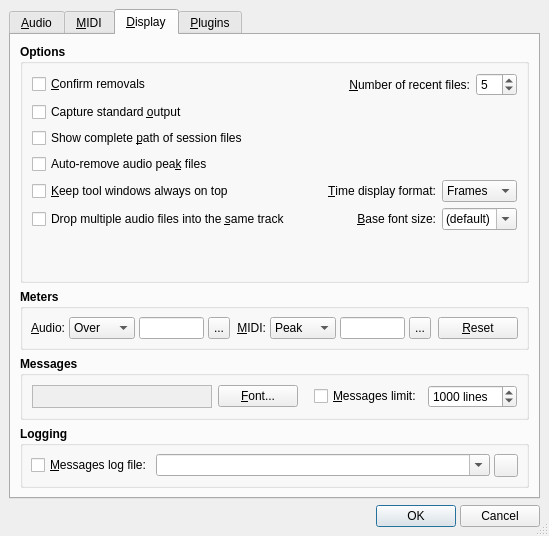
Old version of the form src/qtractorOptionsForm.ui in the repository rncbc/qtractor.
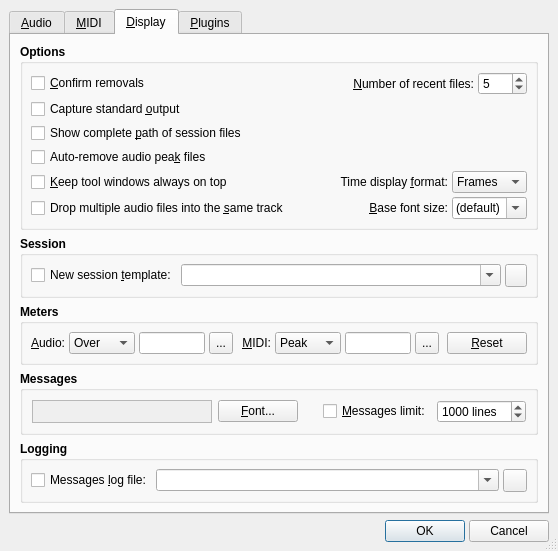
New version of the form. The open tabs and pages were chosen to show the change. Icons and pictures are not drawn.

Commit message:
- Audio clip export/callback stub infrastructure is in place.
- Session file templates make its debut with new usability option,
  on whether new sessions are created based on existing template
  file (see View/Options.../Display/Session/New session template;
  nb. session templates are just regular session files but loaded
  and saved with no media content (no clips nor files).

```diff
--- a/src/qtractorOptionsForm.ui
+++ b/src/qtractorOptionsForm.ui
@@ -1199,13 +1199,39 @@
           <bool>true</bool>
          </property>
          <layout class="QGridLayout" >
-          <property name="margin" >
-           <number>9</number>
-          </property>
-          <property name="spacing" >
-           <number>6</number>
-          </property>
-          <item row="0" column="2" colspan="2" >
+          <item row="0" column="0" colspan="2" >
+           <widget class="QCheckBox" name="ConfirmRemoveCheckBox" >
+            <property name="font" >
+             <font>
+              <weight>50</weight>
+              <bold>false</bold>
+             </font>
+            </property>
+            <property name="toolTip" >
+             <string>Whether to ask for confirmation on removal</string>
+            </property>
+            <property name="text" >
+             <string>&amp;Confirm removals</string>
+            </property>
+            <property name="shortcut" >
+             <string>Alt+C</string>
+            </property>
+           </widget>
+          </item>
+          <item rowspan="6" row="0" column="2" >
+           <spacer>
+            <property name="orientation" >
+             <enum>Qt::Horizontal</enum>
+            </property>
+            <property name="sizeHint" stdset="0" >
+             <size>
+              <width>20</width>
+              <height>20</height>
+             </size>
+            </property>
+           </spacer>
+          </item>
+          <item row="0" column="3" colspan="2" >
            <widget class="QLabel" name="MaxRecentFilesTextLabel" >
             <property name="font" >
              <font>
@@ -1224,142 +1250,7 @@
             </property>
            </widget>
           </item>
-          <item row="4" column="2" >
-           <widget class="QLabel" name="DisplayFormatTextLabel" >
-            <property name="font" >
-             <font>
-              <weight>50</weight>
-              <bold>false</bold>
-             </font>
-            </property>
-            <property name="text" >
-             <string>&amp;Time display format:</string>
-            </property>
-            <property name="alignment" >
-             <set>Qt::AlignRight|Qt::AlignTrailing|Qt::AlignVCenter</set>
-            </property>
-            <property name="buddy" >
-             <cstring>DisplayFormatComboBox</cstring>
-            </property>
-           </widget>
-          </item>
-          <item row="5" column="2" >
-           <widget class="QLabel" name="BaseFontSizeTextLabel" >
-            <property name="font" >
-             <font>
-              <weight>50</weight>
-              <bold>false</bold>
-             </font>
-            </property>
-            <property name="text" >
-             <string>&amp;Base font size:</string>
-            </property>
-            <property name="alignment" >
-             <set>Qt::AlignRight|Qt::AlignTrailing|Qt::AlignVCenter</set>
-            </property>
-            <property name="buddy" >
-             <cstring>BaseFontSizeComboBox</cstring>
-            </property>
-           </widget>
-          </item>
-          <item rowspan="4" row="0" column="1" >
-           <spacer>
-            <property name="orientation" >
-             <enum>Qt::Horizontal</enum>
-            </property>
-            <property name="sizeHint" >
-             <size>
-              <width>20</width>
-              <height>20</height>
-             </size>
-            </property>
-           </spacer>
-          </item>
-          <item row="5" column="3" colspan="2" >
-           <widget class="QComboBox" name="BaseFontSizeComboBox" >
-            <property name="font" >
-             <font>
-              <weight>50</weight>
-              <bold>false</bold>
-             </font>
-            </property>
-            <property name="toolTip" >
-             <string>Base application font size (pt.)</string>
-            </property>
-            <property name="editable" >
-             <bool>true</bool>
-            </property>
-            <item>
-             <property name="text" >
-              <string>(default)</string>
-             </property>
-            </item>
-            <item>
-             <property name="text" >
-              <string>6</string>
-             </property>
-            </item>
-            <item>
-             <property name="text" >
-              <string>7</string>
-             </property>
-            </item>
-            <item>
-             <property name="text" >
-              <string>8</string>
-             </property>
-            </item>
-            <item>
-             <property name="text" >
-              <string>9</string>
-             </property>
-            </item>
-            <item>
-             <property name="text" >
-              <string>10</string>
-             </property>
-            </item>
-            <item>
-             <property name="text" >
-              <string>11</string>
-             </property>
-            </item>
-            <item>
-             <property name="text" >
-              <string>12</string>
-             </property>
-            </item>
-           </widget>
-          </item>
-          <item row="4" column="3" colspan="2" >
-           <widget class="QComboBox" name="DisplayFormatComboBox" >
-            <property name="font" >
-             <font>
-              <weight>50</weight>
-              <bold>false</bold>
-             </font>
-            </property>
-            <property name="toolTip" >
-             <string>Time display format</string>
-            </property>
-            <item>
-             <property name="text" >
-              <string>Frames</string>
-             </property>
-            </item>
-            <item>
-             <property name="text" >
-              <string>Time</string>
-             </property>
-            </item>
-            <item>
-             <property name="text" >
-              <string>BBT</string>
-             </property>
-            </item>
-           </widget>
-          </item>
-          <item row="0" column="4" >
+          <item row="0" column="5" colspan="2" >
            <widget class="QSpinBox" name="MaxRecentFilesSpinBox" >
             <property name="font" >
              <font>
@@ -1381,26 +1272,7 @@
             </property>
            </widget>
           </item>
-          <item row="0" column="0" >
-           <widget class="QCheckBox" name="ConfirmRemoveCheckBox" >
-            <property name="font" >
-             <font>
-              <weight>50</weight>
-              <bold>false</bold>
-             </font>
-            </property>
-            <property name="toolTip" >
-             <string>Whether to ask for confirmation on removal</string>
-            </property>
-            <property name="text" >
-             <string>&amp;Confirm removals</string>
-            </property>
-            <property name="shortcut" >
-             <string>Alt+C</string>
-            </property>
-           </widget>
-          </item>
-          <item row="1" column="0" >
+          <item row="1" column="0" colspan="2" >
            <widget class="QCheckBox" name="StdoutCaptureCheckBox" >
             <property name="font" >
              <font>
@@ -1419,26 +1291,20 @@
             </property>
            </widget>
           </item>
-          <item row="3" column="0" >
-           <widget class="QCheckBox" name="PeakAutoRemoveCheckBox" >
-            <property name="font" >
-             <font>
-              <weight>50</weight>
-              <bold>false</bold>
-             </font>
+          <item rowspan="3" row="1" column="3" >
+           <spacer>
+            <property name="orientation" >
+             <enum>Qt::Vertical</enum>
             </property>
-            <property name="toolTip" >
-             <string>Whether to remove audio peak files on session close</string>
+            <property name="sizeHint" stdset="0" >
+             <size>
+              <width>20</width>
+              <height>0</height>
+             </size>
             </property>
-            <property name="text" >
-             <string>Auto-remove audio pea&amp;k files</string>
-            </property>
-            <property name="shortcut" >
-             <string>Alt+K</string>
-            </property>
-           </widget>
+           </spacer>
           </item>
-          <item row="2" column="0" >
+          <item row="2" column="0" colspan="2" >
            <widget class="QCheckBox" name="CompletePathCheckBox" >
             <property name="font" >
              <font>
@@ -1457,7 +1323,26 @@
             </property>
            </widget>
           </item>
-          <item row="4" column="0" >
+          <item row="3" column="0" colspan="2" >
+           <widget class="QCheckBox" name="PeakAutoRemoveCheckBox" >
+            <property name="font" >
+             <font>
+              <weight>50</weight>
+              <bold>false</bold>
+             </font>
+            </property>
+            <property name="toolTip" >
+             <string>Whether to remove audio peak files on session close</string>
+            </property>
+            <property name="text" >
+             <string>Auto-remove audio pea&amp;k files</string>
+            </property>
+            <property name="shortcut" >
+             <string>Alt+K</string>
+            </property>
+           </widget>
+          </item>
+          <item row="4" column="0" colspan="2" >
            <widget class="QCheckBox" name="KeepToolsOnTopCheckBox" >
             <property name="font" >
              <font>
@@ -1476,7 +1361,54 @@
             </property>
            </widget>
           </item>
-          <item row="5" column="0" >
+          <item row="4" column="3" >
+           <widget class="QLabel" name="DisplayFormatTextLabel" >
+            <property name="font" >
+             <font>
+              <weight>50</weight>
+              <bold>false</bold>
+             </font>
+            </property>
+            <property name="text" >
+             <string>Time display &amp;format:</string>
+            </property>
+            <property name="alignment" >
+             <set>Qt::AlignRight|Qt::AlignTrailing|Qt::AlignVCenter</set>
+            </property>
+            <property name="buddy" >
+             <cstring>DisplayFormatComboBox</cstring>
+            </property>
+           </widget>
+          </item>
+          <item row="4" column="4" colspan="3" >
+           <widget class="QComboBox" name="DisplayFormatComboBox" >
+            <property name="font" >
+             <font>
+              <weight>50</weight>
+              <bold>false</bold>
+             </font>
+            </property>
+            <property name="toolTip" >
+             <string>Time display format</string>
+            </property>
+            <item>
+             <property name="text" >
+              <string>Frames</string>
+             </property>
+            </item>
+            <item>
+             <property name="text" >
+              <string>Time</string>
+             </property>
+            </item>
+            <item>
+             <property name="text" >
+              <string>BBT</string>
+             </property>
+            </item>
+           </widget>
+          </item>
+          <item row="5" column="0" colspan="2" >
            <widget class="QCheckBox" name="TrackViewDropSpanCheckBox" >
             <property name="font" >
              <font>
@@ -1495,31 +1427,177 @@
             </property>
            </widget>
           </item>
-          <item rowspan="4" row="1" column="4" >
+          <item row="5" column="3" >
+           <widget class="QLabel" name="BaseFontSizeTextLabel" >
+            <property name="font" >
+             <font>
+              <weight>50</weight>
+              <bold>false</bold>
+             </font>
+            </property>
+            <property name="text" >
+             <string>&amp;Base font size:</string>
+            </property>
+            <property name="alignment" >
+             <set>Qt::AlignRight|Qt::AlignTrailing|Qt::AlignVCenter</set>
+            </property>
+            <property name="buddy" >
+             <cstring>BaseFontSizeComboBox</cstring>
+            </property>
+           </widget>
+          </item>
+          <item row="5" column="4" colspan="3" >
+           <widget class="QComboBox" name="BaseFontSizeComboBox" >
+            <property name="font" >
+             <font>
+              <weight>50</weight>
+              <bold>false</bold>
+             </font>
+            </property>
+            <property name="toolTip" >
+             <string>Base application font size (pt.)</string>
+            </property>
+            <property name="editable" >
+             <bool>true</bool>
+            </property>
+            <item>
+             <property name="text" >
+              <string>(default)</string>
+             </property>
+            </item>
+            <item>
+             <property name="text" >
+              <string>6</string>
+             </property>
+            </item>
+            <item>
+             <property name="text" >
+              <string>7</string>
+             </property>
+            </item>
+            <item>
+             <property name="text" >
+              <string>8</string>
+             </property>
+            </item>
+            <item>
+             <property name="text" >
+              <string>9</string>
+             </property>
+            </item>
+            <item>
+             <property name="text" >
+              <string>10</string>
+             </property>
+            </item>
+            <item>
+             <property name="text" >
+              <string>11</string>
+             </property>
+            </item>
+            <item>
+             <property name="text" >
+              <string>12</string>
+             </property>
+            </item>
+           </widget>
+          </item>
+          <item row="6" column="0" colspan="7" >
            <spacer>
             <property name="orientation" >
              <enum>Qt::Vertical</enum>
             </property>
-            <property name="sizeHint" >
+            <property name="sizeHint" stdset="0" >
              <size>
               <width>20</width>
-              <height>20</height>
+              <height>0</height>
              </size>
             </property>
            </spacer>
           </item>
-          <item row="6" column="0" colspan="5" >
-           <spacer>
-            <property name="orientation" >
-             <enum>Qt::Vertical</enum>
+         </layout>
+        </widget>
+       </item>
+       <item>
+        <widget class="QGroupBox" name="SessionGroupBox" >
+         <property name="font" >
+          <font>
+           <weight>75</weight>
+           <bold>true</bold>
+          </font>
+         </property>
+         <property name="title" >
+          <string>Session</string>
+         </property>
+         <property name="flat" >
+          <bool>true</bool>
+         </property>
+         <layout class="QHBoxLayout" >
+          <item>
+           <widget class="QCheckBox" name="SessionTemplateCheckBox" >
+            <property name="font" >
+             <font>
+              <weight>50</weight>
+              <bold>false</bold>
+             </font>
             </property>
-            <property name="sizeHint" >
+            <property name="toolTip" >
+             <string>Whether to create new sessions based on template</string>
+            </property>
+            <property name="text" >
+             <string>New session &amp;template:</string>
+            </property>
+           </widget>
+          </item>
+          <item>
+           <widget class="QComboBox" name="SessionTemplatePathComboBox" >
+            <property name="minimumSize" >
              <size>
-              <width>20</width>
-              <height>20</height>
+              <width>320</width>
+              <height>0</height>
              </size>
             </property>
-           </spacer>
+            <property name="font" >
+             <font>
+              <weight>50</weight>
+              <bold>false</bold>
+             </font>
+            </property>
+            <property name="toolTip" >
+             <string>New session template</string>
+            </property>
+            <property name="editable" >
+             <bool>true</bool>
+            </property>
+           </widget>
+          </item>
+          <item>
+           <widget class="QToolButton" name="SessionTemplatePathToolButton" >
+            <property name="minimumSize" >
+             <size>
+              <width>22</width>
+              <height>22</height>
+             </size>
+            </property>
+            <property name="maximumSize" >
+             <size>
+              <width>24</width>
+              <height>24</height>
+             </size>
+            </property>
+            <property name="icon" >
+             <iconset resource="../icons/qtractor.qrc" >:/icons/fileOpen.png</iconset>
+            </property>
+            <property name="font" >
+             <font>
+              <weight>50</weight>
+              <bold>false</bold>
+             </font>
+            </property>
+            <property name="toolTip" >
+             <string>Browse for new session template</string>
+            </property>
+           </widget>
           </item>
          </layout>
         </widget>
@@ -2029,7 +2107,7 @@
              <string>Whether to activate a messages logging to file.</string>
             </property>
             <property name="text" >
-             <string>&amp;Messages log file:</string>
+             <string>Messages &amp;log file:</string>
             </property>
             <property name="shortcut" >
              <string>Alt+M</string>
```
Left out of the diff: 13 changed lines with no effect on the pictures. The commit also changes 20 other files.
